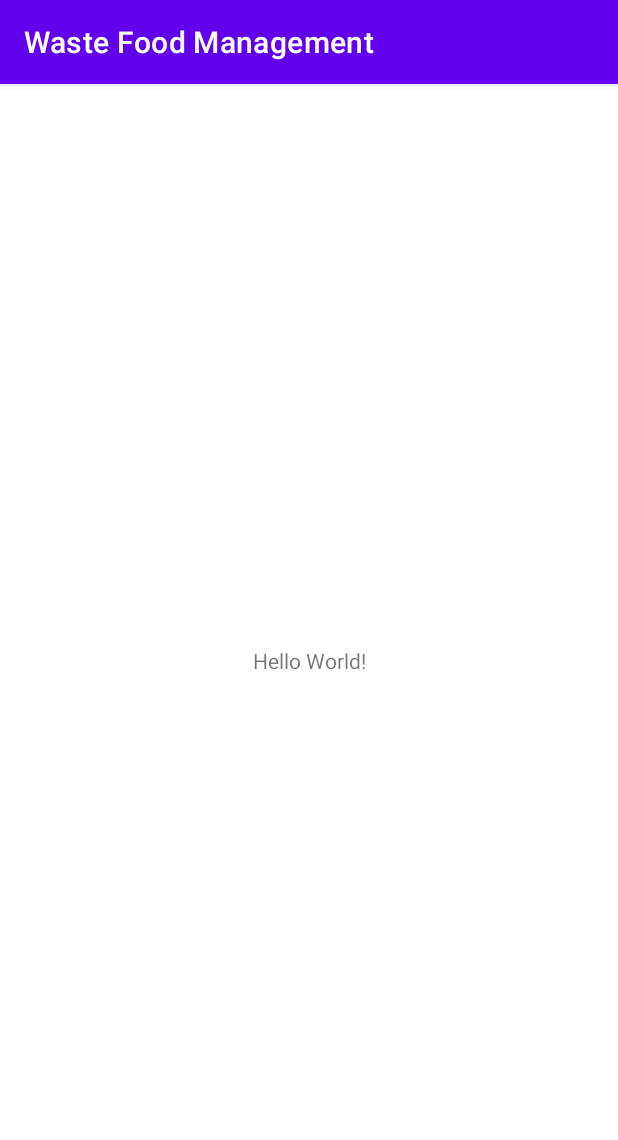
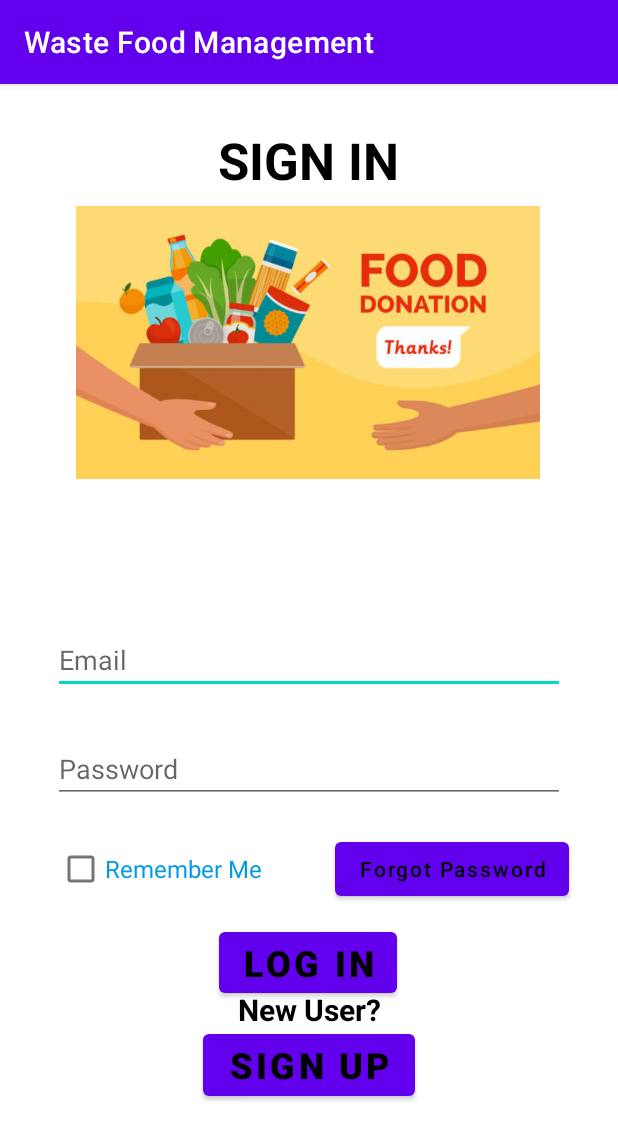
Before and after one commit to officialshubhamsinha/Waste-Food-Management1, an Android app: the screen it shows after launch (MainActivity), on a phone screen of 412 x 824 dp. Shown: the top 1140 px of the screen. Run offline under Robolectric (Android 15) with nearby library versions, the phone set to English and light mode, and no system bars.

Commit message:
by subrata 3may 12.41

```diff
--- a/app/src/main/res/layout/activity_main.xml
+++ b/app/src/main/res/layout/activity_main.xml
@@ -7,12 +7,121 @@
     tools:context=".MainActivity">
 
     <TextView
+        android:id="@+id/textView2"
         android:layout_width="wrap_content"
         android:layout_height="wrap_content"
-        android:text="Hello World!"
-        app:layout_constraintBottom_toBottomOf="parent"
-        app:layout_constraintLeft_toLeftOf="parent"
-        app:layout_constraintRight_toRightOf="parent"
+        android:layout_marginTop="28dp"
+        android:text="SIGN IN"
+        android:textColor="@color/black"
+        android:textSize="34sp"
+        android:textStyle="bold"
+        app:layout_constraintEnd_toEndOf="parent"
+        app:layout_constraintHorizontal_bias="0.498"
+        app:layout_constraintStart_toStartOf="parent"
         app:layout_constraintTop_toTopOf="parent" />
 
+    <EditText
+        android:id="@+id/editTextTextEmailAddress"
+        android:layout_width="wrap_content"
+        android:layout_height="wrap_content"
+        android:ems="16"
+        android:hint="Email"
+        android:inputType="textEmailAddress"
+        app:layout_constraintBottom_toBottomOf="parent"
+        app:layout_constraintEnd_toEndOf="parent"
+        app:layout_constraintStart_toStartOf="parent"
+        app:layout_constraintTop_toTopOf="parent" />
+
+    <EditText
+        android:id="@+id/editTextTextPassword"
+        android:layout_width="wrap_content"
+        android:layout_height="wrap_content"
+        android:ems="16"
+        android:hint="Password"
+        android:inputType="textPassword"
+        app:layout_constraintBottom_toBottomOf="parent"
+        app:layout_constraintEnd_toEndOf="parent"
+        app:layout_constraintStart_toStartOf="parent"
+        app:layout_constraintTop_toBottomOf="@+id/editTextTextEmailAddress"
+        app:layout_constraintVertical_bias="0.087" />
+
+    <CheckBox
+        android:id="@+id/checkBox"
+        android:layout_width="wrap_content"
+        android:layout_height="wrap_content"
+        android:layout_marginTop="20dp"
+        android:text="Remember Me"
+        android:textColor="#039BE5"
+        android:textSize="16sp"
+        app:layout_constraintEnd_toEndOf="parent"
+        app:layout_constraintHorizontal_bias="0.138"
+        app:layout_constraintStart_toStartOf="parent"
+        app:layout_constraintTop_toBottomOf="@+id/editTextTextPassword" />
+
+    <Button
+        android:id="@+id/button"
+        android:layout_width="wrap_content"
+        android:layout_height="wrap_content"
+        android:layout_marginTop="20dp"
+        android:text="Forgot Password"
+        android:textAllCaps="false"
+        android:textColor="@color/black"
+        app:layout_constraintEnd_toEndOf="parent"
+        app:layout_constraintHorizontal_bias="0.873"
+        app:layout_constraintStart_toStartOf="parent"
+        app:layout_constraintTop_toBottomOf="@+id/editTextTextPassword" />
+
+    <Button
+        android:id="@+id/button2"
+        android:layout_width="wrap_content"
+        android:layout_height="wrap_content"
+        android:layout_marginTop="80dp"
+        android:text="LOG IN"
+        android:textColor="@color/black"
+        android:textIsSelectable="false"
+        android:textSize="24sp"
+        android:textStyle="bold"
+        app:layout_constraintEnd_toEndOf="parent"
+        app:layout_constraintHorizontal_bias="0.498"
+        app:layout_constraintStart_toStartOf="parent"
+        app:layout_constraintTop_toBottomOf="@+id/editTextTextPassword" />
+
+    <Button
+        android:id="@+id/button3"
+        android:layout_width="141dp"
+        android:layout_height="53dp"
+        android:layout_marginTop="148dp"
+        android:text="SIGN UP"
+        android:textColor="@color/black"
+        android:textSize="24sp"
+        android:textStyle="bold"
+        app:layout_constraintEnd_toEndOf="parent"
+        app:layout_constraintStart_toStartOf="parent"
+        app:layout_constraintTop_toBottomOf="@+id/editTextTextPassword" />
+
+    <TextView
+        android:id="@+id/textView3"
+        android:layout_width="wrap_content"
+        android:layout_height="wrap_content"
+        android:layout_marginTop="124dp"
+        android:text="New User?"
+        android:textColor="@color/black"
+        android:textSize="20sp"
+        android:textStyle="bold"
+        app:layout_constraintEnd_toEndOf="parent"
+        app:layout_constraintStart_toStartOf="parent"
+        app:layout_constraintTop_toBottomOf="@+id/editTextTextPassword" />
+
+    <ImageView
+        android:id="@+id/imageView"
+        android:layout_width="348dp"
+        android:layout_height="182dp"
+        android:layout_marginTop="8dp"
+        app:layout_constraintEnd_toEndOf="parent"
+        app:layout_constraintHorizontal_bias="0.492"
+        app:layout_constraintStart_toStartOf="parent"
+        app:layout_constraintTop_toBottomOf="@+id/textView2"
+        app:srcCompat="@drawable/istockphoto_1224414210_612x612"
+        tools:visibility="visible" />
+
 </androidx.constraintlayout.widget.ConstraintLayout>
```
Also changed, not shown: app/src/main/res/drawable/donation_image.webp (added), app/src/main/res/drawable/istockphoto_1224414210_612x612.jpg (added).
